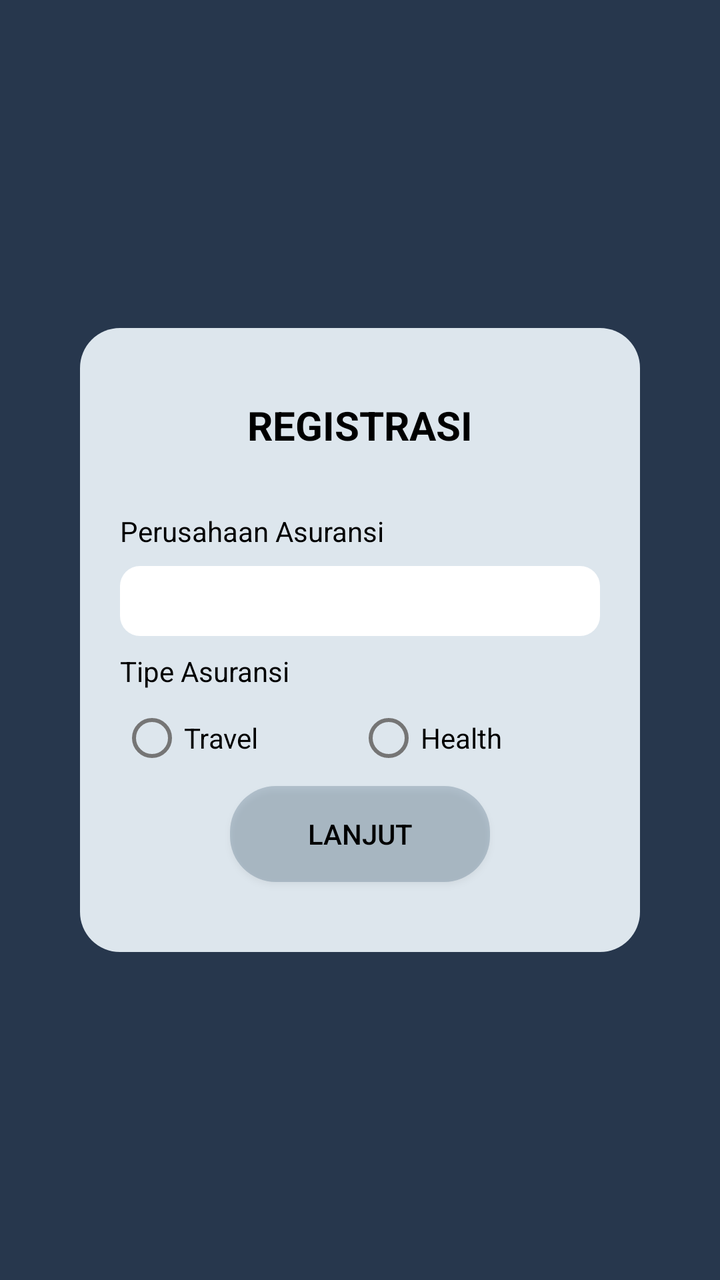
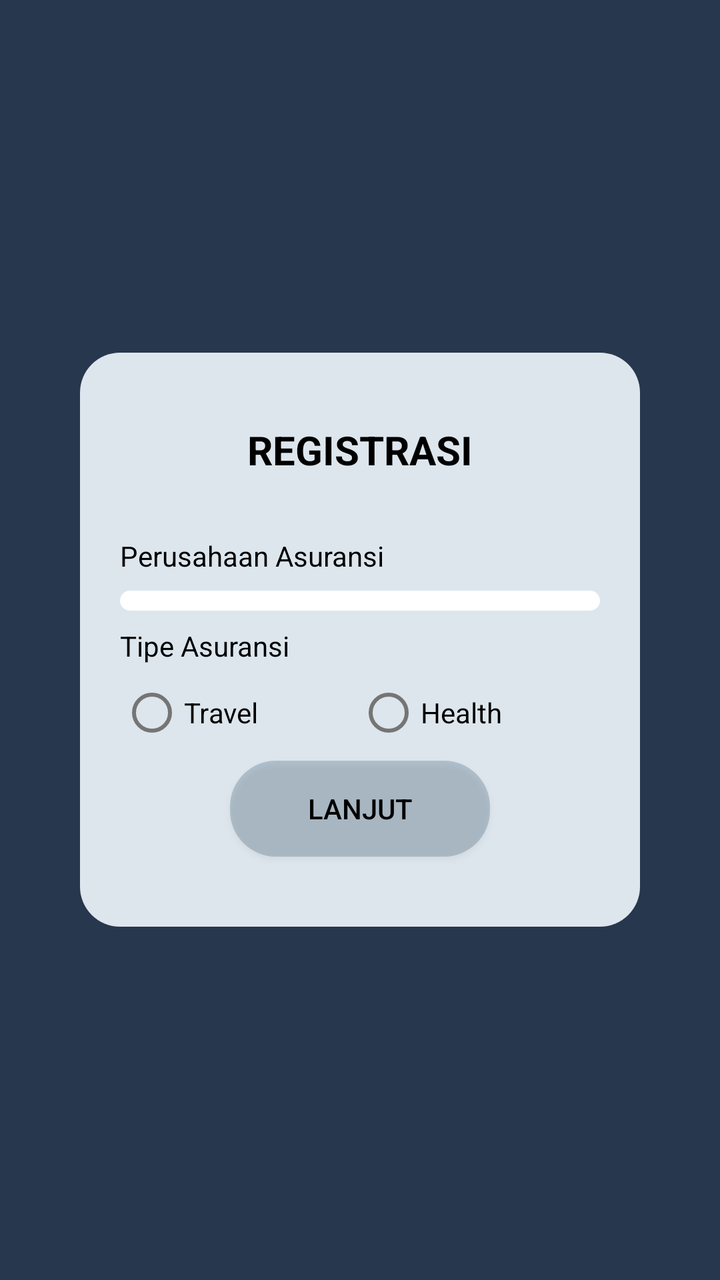

An Android layout rendered at two revisions. The XML below is the earlier revision; the diff shows what the commit changed to produce the second picture.
<!-- AndroidManifest.xml: application theme Theme.Skripsi -->
<!-- res/layout/activity_register.xml -->
<?xml version="1.0" encoding="utf-8"?>
<LinearLayout xmlns:android="http://schemas.android.com/apk/res/android"
    xmlns:app="http://schemas.android.com/apk/res-auto"
    xmlns:tools="http://schemas.android.com/tools"
    android:id="@+id/main"
    android:layout_width="match_parent"
    android:layout_height="match_parent"
    tools:context=".Register"
    android:orientation="vertical"
    android:background="#27374D"
    android:gravity="center">

    <LinearLayout
        android:layout_width="match_parent"
        android:layout_height="wrap_content"
        android:orientation="vertical"
        android:background="@drawable/rounded_corner_background"
        android:paddingHorizontal="20dp"
        android:paddingVertical="25dp"
        android:gravity="center"
        android:layout_marginHorizontal="40sp"
        >

        <TextView
            android:layout_width="match_parent"
            android:layout_height="wrap_content"
            android:text="@string/registrasi"
            android:gravity="center"
            android:textStyle="bold"
            android:textSize="20dp"
            android:layout_marginVertical="10dp"
            android:paddingBottom="20dp"
            android:textColor="@color/black"
            />

        <TextView
            android:layout_width="match_parent"
            android:layout_height="wrap_content"
            android:text="@string/perusahaan"
            android:textColor="@color/black"
            />


        <Spinner
            android:layout_width="match_parent"
            android:layout_height="35dp"
            android:background="@drawable/rounded_corner_fill"
            android:layout_marginVertical="8dp"
            android:id="@+id/company"
            />

        <TextView
            android:layout_width="match_parent"
            android:layout_height="wrap_content"
            android:text="@string/tipe_asuransi"
            android:textColor="@color/black"
            />


        <RadioGroup
            android:layout_width="match_parent"
            android:layout_height="wrap_content"
            android:orientation="horizontal"
            android:id="@+id/tipeAsuransi"
            >

            <RadioButton
                android:layout_width="wrap_content"
                android:layout_height="wrap_content"
                android:text="@string/travel"
                android:textColor="@color/black"
                android:layout_weight="1"
                android:id="@+id/travel"
                />

            <RadioButton
                android:layout_width="wrap_content"
                android:layout_height="wrap_content"
                android:text="@string/health"
                android:textColor="@color/black"
                android:layout_weight="1"
                android:id="@+id/health"
                />

        </RadioGroup>


        <androidx.appcompat.widget.AppCompatButton
            android:layout_width="130dp"
            android:layout_height="wrap_content"
            android:text="@string/lanjut"
            android:background="@drawable/rounded_corner_button"
            android:layout_gravity="center"
            android:textColor="@color/black"
            android:layout_marginBottom="10dp"
            android:id="@+id/btnLanjut"
            />


    </LinearLayout>



</LinearLayout>
<!-- resources referenced by this layout -->
<resources>
  <color name="black">#FF000000</color>
  <!-- drawable rounded_corner_background (drawable) -->
  <?xml version="1.0" encoding="utf-8"?>
  <shape xmlns:android="http://schemas.android.com/apk/res/android"
      android:shape="rectangle">
      <solid android:color="#DDE6ED" />
      <corners android:radius="20dp" />
  </shape>
  <!-- drawable rounded_corner_button (drawable) -->
  <?xml version="1.0" encoding="utf-8"?>
  <shape xmlns:android="http://schemas.android.com/apk/res/android"
      android:shape="rectangle">
      <solid android:color="#50526D82" />
      <corners android:radius="23dp" />
  </shape>
  <!-- drawable rounded_corner_fill (drawable) -->
  <?xml version="1.0" encoding="utf-8"?>
  <shape xmlns:android="http://schemas.android.com/apk/res/android"
      android:shape="rectangle">
      <solid android:color="@color/white" />
      <corners android:radius="10dp" />
  </shape>
  <string name="health">Health</string>
  <string name="lanjut">LANJUT</string>
  <string name="perusahaan">Perusahaan Asuransi</string>
  <string name="registrasi">REGISTRASI</string>
  <string name="tipe_asuransi">Tipe Asuransi</string>
  <string name="travel">Travel</string>
  <style name="Theme.Skripsi" parent="Theme.MaterialComponents.DayNight.DarkActionBar">
          
          <item name="colorPrimary">@color/purple_500</item>
          <item name="colorPrimaryVariant">@color/purple_700</item>
          <item name="colorOnPrimary">@color/white</item>
          
          <item name="colorSecondary">@color/teal_200</item>
          <item name="colorSecondaryVariant">@color/teal_700</item>
          <item name="colorOnSecondary">@color/black</item>
          
          <item name="android:statusBarColor">?attr/colorPrimaryVariant</item>
          
      </style>
  <color name="white">#FFFFFFFF</color>
  <color name="purple_500">#FF6200EE</color>
  <color name="purple_700">#FF3700B3</color>
  <color name="teal_200">#FF03DAC5</color>
  <color name="teal_700">#FF018786</color>
</resources>

<!-- the commit's change to res/layout/activity_register.xml (unified diff, before → after) -->
@@ -43,9 +43,10 @@
 
         <Spinner
             android:layout_width="match_parent"
-            android:layout_height="35dp"
+            android:layout_height="wrap_content"
             android:background="@drawable/rounded_corner_fill"
             android:layout_marginVertical="8dp"
+            android:paddingVertical="5dp"
             android:id="@+id/company"
             />
 
